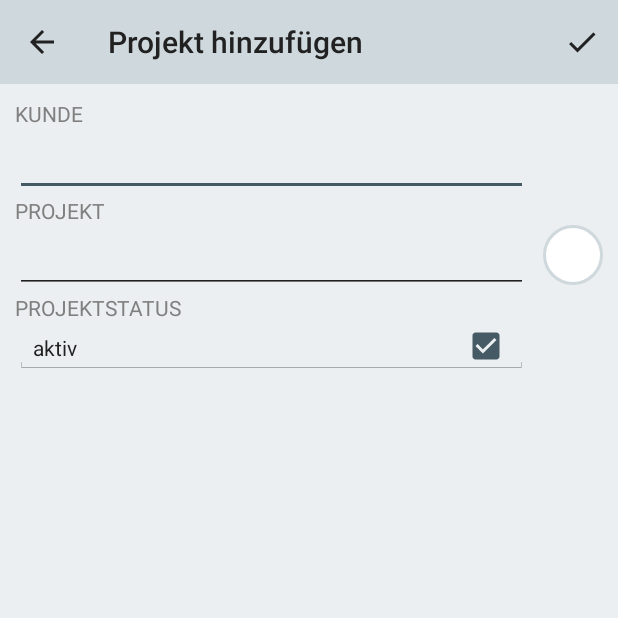
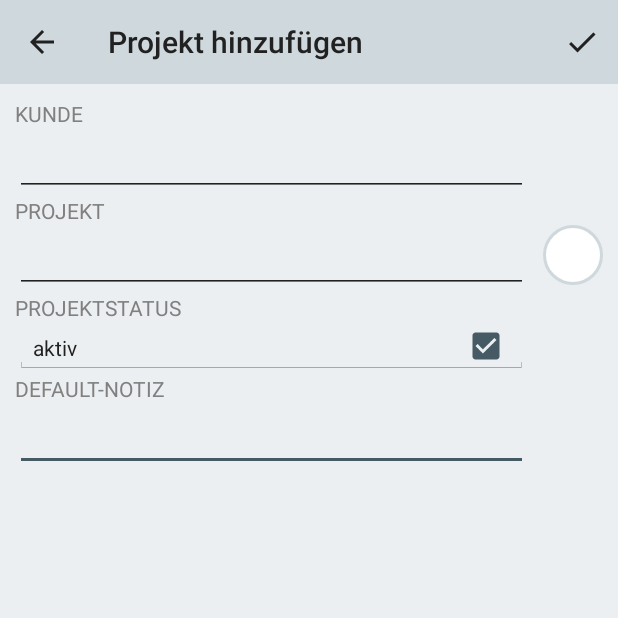
Before and after one commit to devgek/PTime, an Android app: the screen it shows after launch (ProjectDetailActivity), after a tap on "Neues Projekt", on a phone screen of 412 x 824 dp, the top half of it. Run offline under Robolectric (Android 15) with nearby library versions, the phone set to English and light mode, and no system bars; pictures from the network do not load.

Commit message:
Database changes (version 9) , possibility to define a default note on project (used on new bookings)

```diff
--- a/project4/src/main/java/com/gek/and/project4/activity/ProjectDetailActivity.java
+++ b/project4/src/main/java/com/gek/and/project4/activity/ProjectDetailActivity.java
@@ -35,6 +35,7 @@ public class ProjectDetailActivity extends AppCompatActivity implements DefaultD
 	private EditText editTextProject;
 	private ImageButton buttonProjectColor;
 	private CheckedTextView switchProjectActive;
+	private EditText editTextDefaultNote;
 
 	private long projectId;
 
@@ -100,6 +101,8 @@ public class ProjectDetailActivity extends AppCompatActivity implements DefaultD
 			}
 		});
 
+		editTextDefaultNote = (EditText) findViewById(R.id.projectDetailDefaultTask);
+
 		prepareData();
 
 		Toolbar toolbar = (Toolbar) findViewById(R.id.project_detail_toolbar);
@@ -147,6 +150,7 @@ public class ProjectDetailActivity extends AppCompatActivity implements DefaultD
 			editTextProject.setText("");
 			setProjectColor(getResources().getString(R.color.project_color_preselect));
 			switchProjectActive.setChecked(true);
+			editTextDefaultNote.setText("");
 		}
 		else {
 			Project editProject = Project4App.getApp(this).getProjectService().getProject(projectId);
@@ -154,6 +158,7 @@ public class ProjectDetailActivity extends AppCompatActivity implements DefaultD
 			editTextProject.setText(editProject.getTitle());
 			setProjectColor(editProject.getColor());
 			switchProjectActive.setChecked(editProject.getActive() == null || editProject.getActive().equals(Boolean.TRUE));
+			editTextDefaultNote.setText(editProject.getDefaultNote());
 		}
 
 		setStateText();
@@ -200,8 +205,9 @@ public class ProjectDetailActivity extends AppCompatActivity implements DefaultD
 		String projectColor = getProjectColor();
 
 		boolean active = switchProjectActive.isChecked();
+		String defaultNote = editTextDefaultNote.getText().toString();
 
-		Project p = Project4App.getApp(this).getProjectService().addOrUpdateProject(projectId, customer, title, "", projectColor, 0, active);
+		Project p = Project4App.getApp(this).getProjectService().addOrUpdateProject(projectId, customer, title, "", projectColor, 0, active, defaultNote);
 		if (isModeNew()) {
 			ProjectCard pCard = Project4App.getApp(this).getProjectService().toCard(p, null);
 			List<ProjectCard> projectCardList = Project4App.getApp(this).getProjectCardList();
--- a/project4/src/main/java/com/gek/and/project4/dao/BookingDao.java
+++ b/project4/src/main/java/com/gek/and/project4/dao/BookingDao.java
@@ -1,18 +1,17 @@
 package com.gek.and.project4.dao;
 
+import java.util.List;
 import android.database.Cursor;
 import android.database.sqlite.SQLiteDatabase;
 import android.database.sqlite.SQLiteStatement;
-
-import com.gek.and.project4.entity.Booking;
-
-import java.util.List;
 
 import de.greenrobot.dao.AbstractDao;
 import de.greenrobot.dao.Property;
 import de.greenrobot.dao.internal.DaoConfig;
 import de.greenrobot.dao.query.Query;
 import de.greenrobot.dao.query.QueryBuilder;
+
+import com.gek.and.project4.entity.Booking;
 
 // THIS CODE IS GENERATED BY greenDAO, DO NOT EDIT.
 /**
@@ -33,6 +32,8 @@ public class BookingDao extends AbstractDao<Booking, Long> {
         public final static Property To = new Property(3, java.util.Date.class, "to", false, "TO");
         public final static Property Minutes = new Property(4, Integer.class, "minutes", false, "MINUTES");
         public final static Property Note = new Property(5, String.class, "note", false, "NOTE");
+        public final static Property BreakHours = new Property(6, Integer.class, "breakHours", false, "BREAK_HOURS");
+        public final static Property BreakMinutes = new Property(7, Integer.class, "breakMinutes", false, "BREAK_MINUTES");
     };
 
     private DaoSession daoSession;
@@ -57,7 +58,9 @@ public class BookingDao extends AbstractDao<Booking, Long> {
                 "'FROM' INTEGER NOT NULL ," + // 2: from
                 "'TO' INTEGER," + // 3: to
                 "'MINUTES' INTEGER," + // 4: minutes
-                "'NOTE' TEXT);"); // 5: note
+                "'NOTE' TEXT," + // 5: note
+                "'BREAK_HOURS' INTEGER," + // 6: breakHours
+                "'BREAK_MINUTES' INTEGER);"); // 7: breakMinutes
     }
 
     /** Drops the underlying database table. */
@@ -96,6 +99,16 @@ public class BookingDao extends AbstractDao<Booking, Long> {
         if (note != null) {
             stmt.bindString(6, note);
         }
+
+        Integer breakHours = entity.getBreakHours();
+        if (breakHours != null) {
+            stmt.bindLong(7, breakHours);
+        }
+
+        Integer breakMinutes = entity.getBreakMinutes();
+        if (breakMinutes != null) {
+            stmt.bindLong(8, breakMinutes);
+        }
     }
 
     @Override
@@ -119,7 +132,9 @@ public class BookingDao extends AbstractDao<Booking, Long> {
             new java.util.Date(cursor.getLong(offset + 2)), // from
             cursor.isNull(offset + 3) ? null : new java.util.Date(cursor.getLong(offset + 3)), // to
             cursor.isNull(offset + 4) ? null : cursor.getInt(offset + 4), // minutes
-            cursor.isNull(offset + 5) ? null : cursor.getString(offset + 5) // note
+            cursor.isNull(offset + 5) ? null : cursor.getString(offset + 5), // note
+            cursor.isNull(offset + 6) ? null : cursor.getInt(offset + 6), // breakHours
+            cursor.isNull(offset + 7) ? null : cursor.getInt(offset + 7) // breakMinutes
         );
         return entity;
     }
@@ -133,6 +148,8 @@ public class BookingDao extends AbstractDao<Booking, Long> {
         entity.setTo(cursor.isNull(offset + 3) ? null : new java.util.Date(cursor.getLong(offset + 3)));
         entity.setMinutes(cursor.isNull(offset + 4) ? null : cursor.getInt(offset + 4));
         entity.setNote(cursor.isNull(offset + 5) ? null : cursor.getString(offset + 5));
+        entity.setBreakHours(cursor.isNull(offset + 6) ? null : cursor.getInt(offset + 6));
+        entity.setBreakMinutes(cursor.isNull(offset + 7) ? null : cursor.getInt(offset + 7));
      }
 
     /** @inheritdoc */
--- a/project4/src/main/java/com/gek/and/project4/dao/DaoMaster.java
+++ b/project4/src/main/java/com/gek/and/project4/dao/DaoMaster.java
@@ -5,16 +5,18 @@ import android.database.sqlite.SQLiteDatabase;
 import android.database.sqlite.SQLiteDatabase.CursorFactory;
 import android.database.sqlite.SQLiteOpenHelper;
 import android.util.Log;
-
 import de.greenrobot.dao.AbstractDaoMaster;
 import de.greenrobot.dao.identityscope.IdentityScopeType;
 
+import com.gek.and.project4.dao.ProjectDao;
+import com.gek.and.project4.dao.BookingDao;
+
 // THIS CODE IS GENERATED BY greenDAO, DO NOT EDIT.
 /**
- * Master of DAO (schema version 8): knows all DAOs.
+ * Master of DAO (schema version 9): knows all DAOs.
 */
 public class DaoMaster extends AbstractDaoMaster {
-    public static final int SCHEMA_VERSION = 8;
+    public static final int SCHEMA_VERSION = 9;
 
     /** Creates underlying database table using DAOs. */
     public static void createAllTables(SQLiteDatabase db, boolean ifNotExists) {
--- a/project4/src/main/java/com/gek/and/project4/dao/ProjectDao.java
+++ b/project4/src/main/java/com/gek/and/project4/dao/ProjectDao.java
@@ -4,11 +4,11 @@ import android.database.Cursor;
 import android.database.sqlite.SQLiteDatabase;
 import android.database.sqlite.SQLiteStatement;
 
-import com.gek.and.project4.entity.Project;
-
 import de.greenrobot.dao.AbstractDao;
 import de.greenrobot.dao.Property;
 import de.greenrobot.dao.internal.DaoConfig;
+
+import com.gek.and.project4.entity.Project;
 
 // THIS CODE IS GENERATED BY greenDAO, DO NOT EDIT.
 /**
@@ -30,6 +30,7 @@ public class ProjectDao extends AbstractDao<Project, Long> {
         public final static Property Color = new Property(4, String.class, "color", false, "COLOR");
         public final static Property Priority = new Property(5, Integer.class, "priority", false, "PRIORITY");
         public final static Property Active = new Property(6, Boolean.class, "active", false, "ACTIVE");
+        public final static Property DefaultNote = new Property(7, String.class, "defaultNote", false, "DEFAULT_NOTE");
     };
 
     private DaoSession daoSession;
@@ -54,7 +55,8 @@ public class ProjectDao extends AbstractDao<Project, Long> {
                 "'COMPANY' TEXT NOT NULL ," + // 3: company
                 "'COLOR' TEXT NOT NULL ," + // 4: color
                 "'PRIORITY' INTEGER," + // 5: priority
-                "'ACTIVE' INTEGER);"); // 6: active
+                "'ACTIVE' INTEGER," + // 6: active
+                "'DEFAULT_NOTE' TEXT);"); // 7: defaultNote
     }
 
     /** Drops the underlying database table. */
@@ -90,6 +92,11 @@ public class ProjectDao extends AbstractDao<Project, Long> {
         if (active != null) {
             stmt.bindLong(7, active ? 1l: 0l);
         }
+
+        String defaultNote = entity.getDefaultNote();
+        if (defaultNote != null) {
+            stmt.bindString(8, defaultNote);
+        }
     }
 
     @Override
@@ -114,7 +121,8 @@ public class ProjectDao extends AbstractDao<Project, Long> {
             cursor.getString(offset + 3), // company
             cursor.getString(offset + 4), // color
             cursor.isNull(offset + 5) ? null : cursor.getInt(offset + 5), // priority
-            cursor.isNull(offset + 6) ? null : cursor.getShort(offset + 6) != 0 // active
+            cursor.isNull(offset + 6) ? null : cursor.getShort(offset + 6) != 0, // active
+            cursor.isNull(offset + 7) ? null : cursor.getString(offset + 7) // defaultNote
         );
         return entity;
     }
@@ -129,6 +137,7 @@ public class ProjectDao extends AbstractDao<Project, Long> {
         entity.setColor(cursor.getString(offset + 4));
         entity.setPriority(cursor.isNull(offset + 5) ? null : cursor.getInt(offset + 5));
         entity.setActive(cursor.isNull(offset + 6) ? null : cursor.getShort(offset + 6) != 0);
+        entity.setDefaultNote(cursor.isNull(offset + 7) ? null : cursor.getString(offset + 7));
      }
 
     /** @inheritdoc */
--- a/project4/src/main/java/com/gek/and/project4/listadapter/ProjectManagementArrayAdapter.java
+++ b/project4/src/main/java/com/gek/and/project4/listadapter/ProjectManagementArrayAdapter.java
@@ -92,7 +92,7 @@ public class ProjectManagementArrayAdapter extends DragNDropArrayAdapter<Project
 		    	ProjectCard card = holder.card;
 		    	Project project = card.getProject();
 		    	ProjectService projectService = Project4App.getApp(parentActivity).getProjectService();
-		    	projectService.addOrUpdateProject(project.getId(), project.getCompany(), project.getTitle(), project.getSubTitle(), project.getColor(), project.getPriority(), checkBox.isChecked());
+		    	projectService.addOrUpdateProject(project.getId(), project.getCompany(), project.getTitle(), project.getSubTitle(), project.getColor(), project.getPriority(), checkBox.isChecked(), project.getDefaultNote());
 		    	card.getProject().setActive(checkBox.isChecked());
 
 		    	holder.projectView.setDimmed(!checkBox.isChecked());
--- a/project4/src/main/java/com/gek/and/project4/service/BookingService.java
+++ b/project4/src/main/java/com/gek/and/project4/service/BookingService.java
@@ -4,6 +4,7 @@ import com.gek.and.project4.dao.BookingDao;
 import com.gek.and.project4.dao.BookingDao.Properties;
 import com.gek.and.project4.dao.DaoSession;
 import com.gek.and.project4.entity.Booking;
+import com.gek.and.project4.entity.Project;
 import com.gek.and.project4.types.PeriodType;
 import com.gek.and.project4.util.DateUtil;
 import com.gek.and.project4.util.L;
@@ -153,8 +154,10 @@ public class BookingService {
 	}
 
 	public Booking bookStart(long projectId) {
+		Project project = this.daoSession.getProjectDao().load(projectId);
 		Booking start = new Booking();
 		start.setProjectId(projectId);
+		start.setNote(project.getDefaultNote());
 		start.setFrom(new Date());
 		long bookingId = this.bookingDao.insert(start);
 		if (bookingId > 0) {
--- a/project4/src/main/res/layout/project_detail.xml
+++ b/project4/src/main/res/layout/project_detail.xml
@@ -148,6 +148,49 @@
                     android:layout_width="0dp"
                     android:layout_height="wrap_content" />
             </TableRow>
+
+            <TableRow
+                android:id="@+id/projectDetailTableRow7"
+                android:layout_width="match_parent"
+                android:layout_height="wrap_content" >
+
+                <TextView
+                    android:id="@+id/projectDetailDefaultTaskLabel"
+                    android:layout_width="0dp"
+                    android:layout_height="wrap_content"
+                    android:layout_weight="0.6"
+                    android:labelFor="@+id/projectDetailDefaultTask"
+                    android:text="@string/project_detail_defaultTask_label"
+                    style="@style/label"
+                    />
+
+                <TextView
+                    android:id="@+id/projectDetailDefaultTaskLabel2"
+                    android:layout_width="0dp"
+                    android:layout_height="wrap_content" />
+            </TableRow>
+
+            <TableRow
+                android:id="@+id/projectDetailTableRow8"
+                android:layout_width="match_parent"
+                android:layout_height="wrap_content" >
+
+                <EditText
+                    android:id="@+id/projectDetailDefaultTask"
+                    android:layout_width="0dp"
+                    android:layout_height="wrap_content"
+                    android:layout_weight="0.6"
+                    android:inputType="text"
+                    android:text="@string/project_detail_defaultTask_text" >
+
+                    <requestFocus />
+                </EditText>
+
+                <TextView
+                    android:id="@+id/projectDetailDefaultTaskColor"
+                    android:layout_width="0dp"
+                    android:layout_height="wrap_content" />
+            </TableRow>
         </TableLayout>
 
     </LinearLayout>
--- a/project4/src/main/res/values/strings.xml
+++ b/project4/src/main/res/values/strings.xml
@@ -25,6 +25,8 @@
     <string name="project_detail_active_text">Projekt aktiv</string>
     <string name="project_detail_active_text_on">aktiv</string>
     <string name="project_detail_active_text_off">inaktiv</string>
+    <string name="project_detail_defaultTask_label">DEFAULT-NOTIZ</string>
+    <string name="project_detail_defaultTask_text">Default Notiz</string>
 
     <string name="buttonColorCancel">Abbrechen</string>
     <string name="buttonColorSelect">Auswählen</string>
```
Also changed, not shown: project4/src/main/java/com/gek/and/project4/dao/DaoSession.java (+7 -4 lines), project4/src/main/java/com/gek/and/project4/dao/SelectiveUpdateOpenHelper.java (+13 -3 lines), project4/src/main/java/com/gek/and/project4/entity/Booking.java (+24 -4 lines), project4/src/main/java/com/gek/and/project4/entity/Project.java (+15 -6 lines), project4/src/main/java/com/gek/and/project4/service/ProjectService.java (+5 -4 lines).
